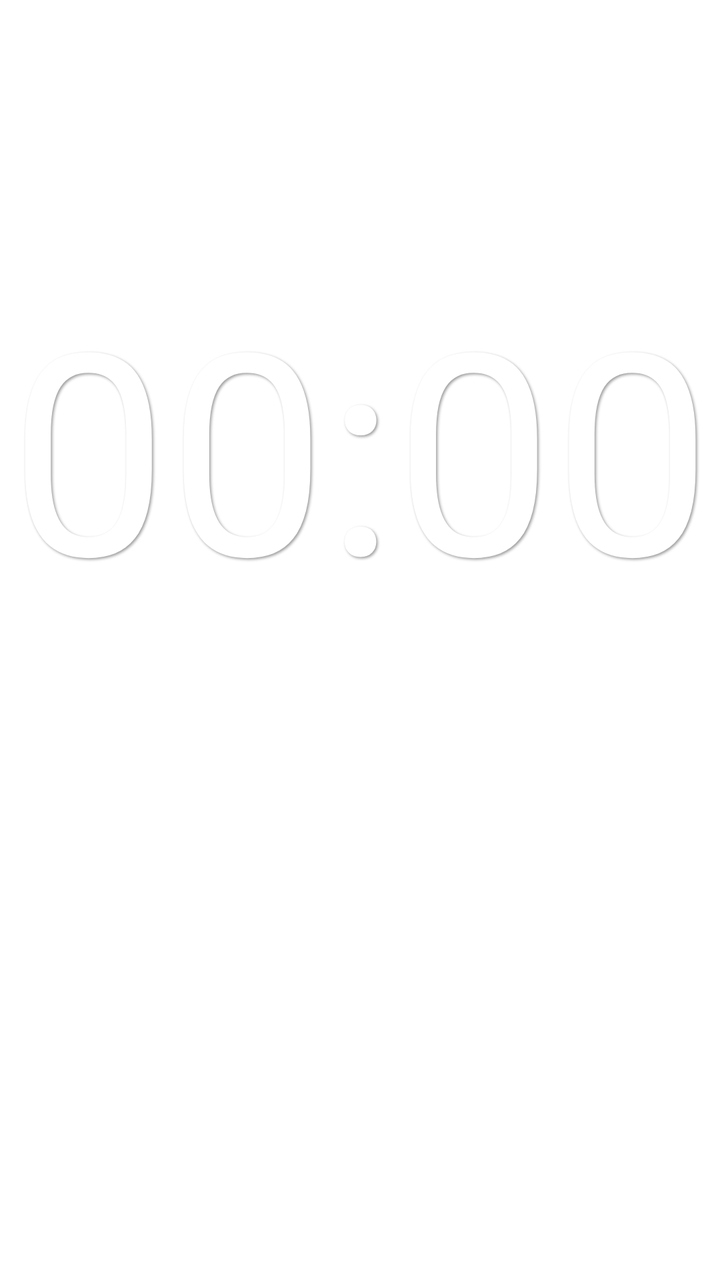
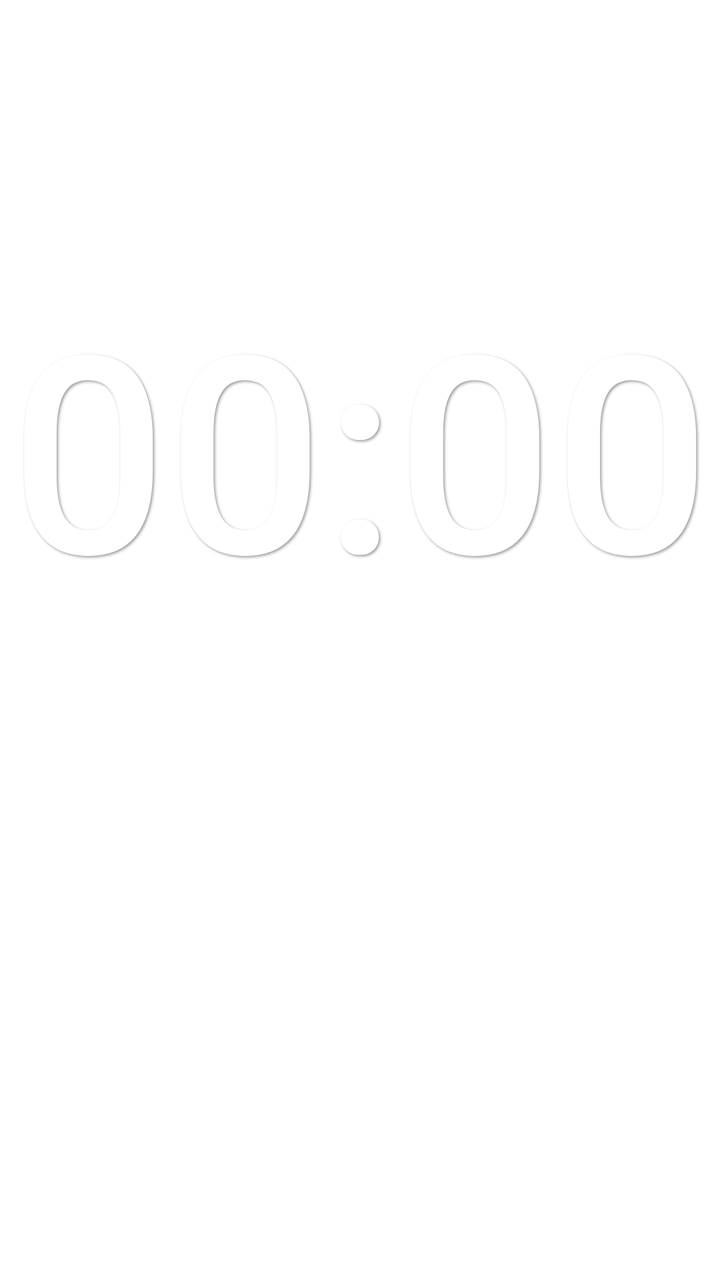

Screens rendered from an Android XML layout before and after an edit, with the pre-edit source and the edit as a unified diff.
<!-- AndroidManifest.xml: fallback theme Theme.MaterialComponents.DayNight.NoActionBar -->
<!-- res/layout/widget_clock.xml -->
<?xml version="1.0" encoding="utf-8"?>
<LinearLayout xmlns:android="http://schemas.android.com/apk/res/android"
    android:id="@+id/widget_root"
    android:layout_width="match_parent"
    android:layout_height="match_parent"
    android:gravity="center"
    android:orientation="vertical"
    android:padding="4dp">

    
    <TextClock
        android:id="@+id/txt_time"
        android:fontFeatureSettings="tnum"
        android:layout_width="match_parent"
        android:layout_height="0dp"
        android:layout_weight="5"
        android:autoSizeMaxTextSize="300sp"
        android:autoSizeMinTextSize="8sp"
        android:autoSizeStepGranularity="1sp"
        android:autoSizeTextType="uniform"
        android:format12Hour="HH:mm"
        android:format24Hour="HH:mm"
        android:gravity="center"
        android:includeFontPadding="false"
        android:maxLines="1"
        android:shadowColor="#66000000"
        android:shadowDx="2"
        android:shadowDy="2"
        android:shadowRadius="3"
        android:textColor="#FFFFFF"
         />
     

    
    <TextView
        android:id="@+id/txt_date"
        android:fontFamily="sans-serif-medium"
        android:layout_width="match_parent"
        android:layout_height="0dp"
        android:layout_weight="2"
        android:autoSizeMaxTextSize="200sp"
        android:autoSizeMinTextSize="6sp"
        android:autoSizeStepGranularity="1sp"
        android:autoSizeTextType="uniform"
        android:gravity="center"
        android:includeFontPadding="false"
        android:maxLines="1"
        android:shadowColor="#66000000"
        android:shadowDx="2"
        android:shadowDy="2"
        android:shadowRadius="3"
        android:textColor="#FFFFFF"
         />
     

</LinearLayout>
<!-- resources referenced by this layout -->
<resources>

</resources>

<!-- the commit's change to res/layout/widget_clock.xml (unified diff, before → after) -->
@@ -11,6 +11,7 @@
     <TextClock
         android:id="@+id/txt_time"
         android:fontFeatureSettings="tnum"
+        android:fontFamily="sans-serif-medium"
         android:layout_width="match_parent"
         android:layout_height="0dp"
         android:layout_weight="5"
